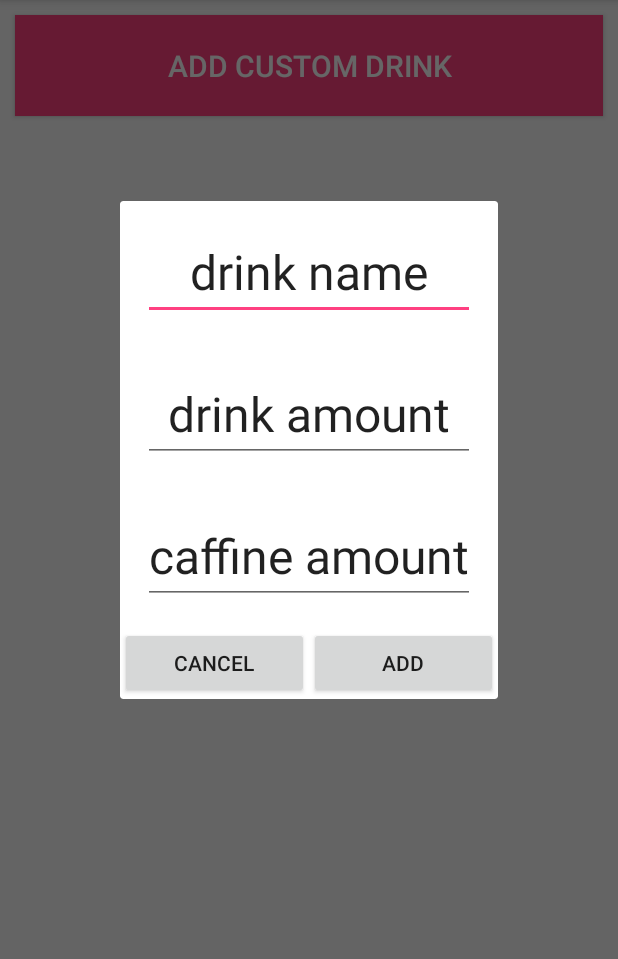
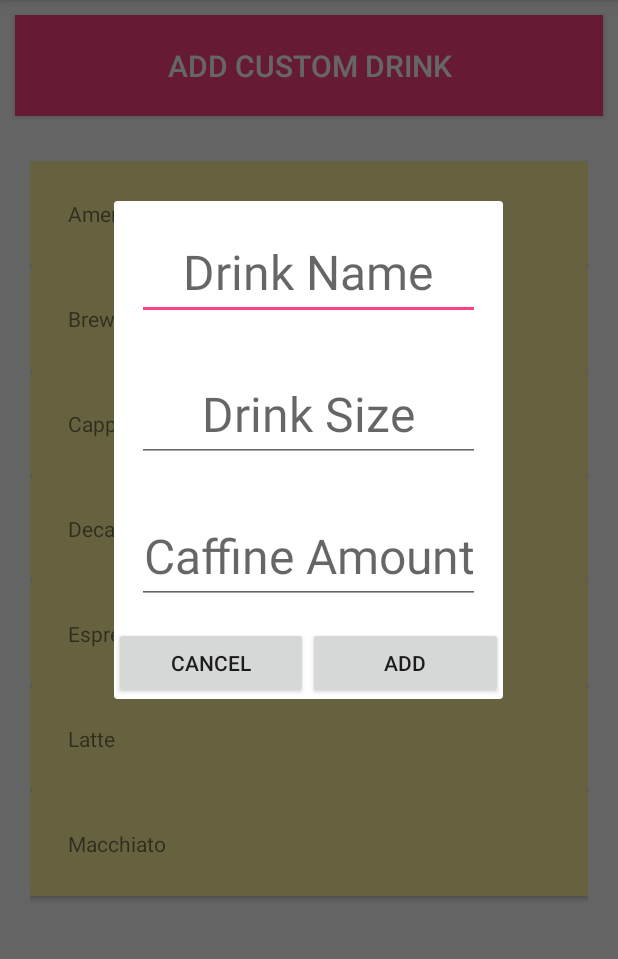
Before and after one commit to fireal3467/CoffeeTime, an Android app: the AddDrinkActivity screen opened directly, with no data from a screen before it, after a tap on "ADD CUSTOM DRINK", on a phone screen of 412 x 824 dp, the part 168-1127 px from its top. Run offline under Robolectric (Android 15) with nearby library versions, the phone set to English and light mode, and no system bars; our stand-ins replace Room's generated code.

Commit message:
minor fixes

```diff
--- a/app/src/main/java/com/example/emilylien/coffeetime/MainActivity.java
+++ b/app/src/main/java/com/example/emilylien/coffeetime/MainActivity.java
@@ -266,9 +266,7 @@ public class MainActivity extends AppCompatActivity
         int currCafLevel = 0;
 
         if (takenDrinks != null) {
-            System.out.println("In CalcCaffineCurrSystem");
             for (TakenDrink drink : takenDrinks) {
-                System.out.println("drinking " + drink.getCaffineAmount());
                 DateTimeFormatter formatAmPm = DateTimeFormat.forPattern("hh:mm a");
                 DateTime drankTime = formatAmPm.parseDateTime(drink.getTime());
 
@@ -295,7 +293,6 @@ public class MainActivity extends AppCompatActivity
                 bedTimeByTotalMinutes += 1440; //if its in the am, add minutes
             }
 
-            //TODO - this needs to be fixed with the right time
             DateTime now = new DateTime();
             int timeDifferenceNowSleep = bedTimeByTotalMinutes - now.getMinuteOfDay(); //how much time left before bedtime
             float numHalflives = timeDifferenceNowSleep / halflifeMinutes; //12 hours until bed, 6 hours is halftime, 2 half lives
@@ -314,7 +311,6 @@ public class MainActivity extends AppCompatActivity
     }
 
     public void setTvCurrInYouText(String currInYouText) {
-        System.out.println(currInYouText);
         this.tvCurrInYou.setText(currInYouText + "mg in body");
     }
 
--- a/app/src/main/java/com/example/emilylien/coffeetime/adapter/DrinkTypeAdapter.java
+++ b/app/src/main/java/com/example/emilylien/coffeetime/adapter/DrinkTypeAdapter.java
@@ -36,7 +36,7 @@ public class DrinkTypeAdapter extends RecyclerView.Adapter<DrinkTypeAdapter.View
         this.drinkList = drinkList;
         this.context = context;
         this.category = category;
-        if(category == 1) { //Only do this on the Coffee Tab
+        if(category == 0) { //Only do this on the Coffee Tab
             drinkList.add(new DrinkInfo("Americano", "237 ml", 63, category));
             drinkList.add(new DrinkInfo("Brewed", "237 ml", 95, category));
             drinkList.add(new DrinkInfo("Cappucino", "237 ml", 3, category));
--- a/app/src/main/res/layout/fragment_add_drink_type_dialog.xml
+++ b/app/src/main/res/layout/fragment_add_drink_type_dialog.xml
@@ -12,7 +12,7 @@
         android:layout_margin="15dp"
         android:gravity="center_horizontal"
         android:textSize="32dp"
-        android:text="drink name"/>
+        android:hint="Drink Name"/>
 
     <EditText
         android:id="@+id/etDrinkSize"
@@ -21,7 +21,7 @@
         android:layout_margin="15dp"
         android:gravity="center_horizontal"
         android:textSize="32dp"
-        android:text="drink amount"/>
+        android:hint="Drink Size"/>
 
     <EditText
         android:id="@+id/etCaffineAmount"
@@ -29,8 +29,9 @@
         android:layout_height="wrap_content"
         android:layout_margin="15dp"
         android:gravity="center_horizontal"
+        android:inputType="number"
         android:textSize="32dp"
-        android:text="caffine amount"/>
+        android:hint="Caffine Amount" />
 
     <LinearLayout
         android:layout_width="match_parent"
```
Also changed, not shown: app/src/main/AndroidManifest.xml (+8 -9 lines).
